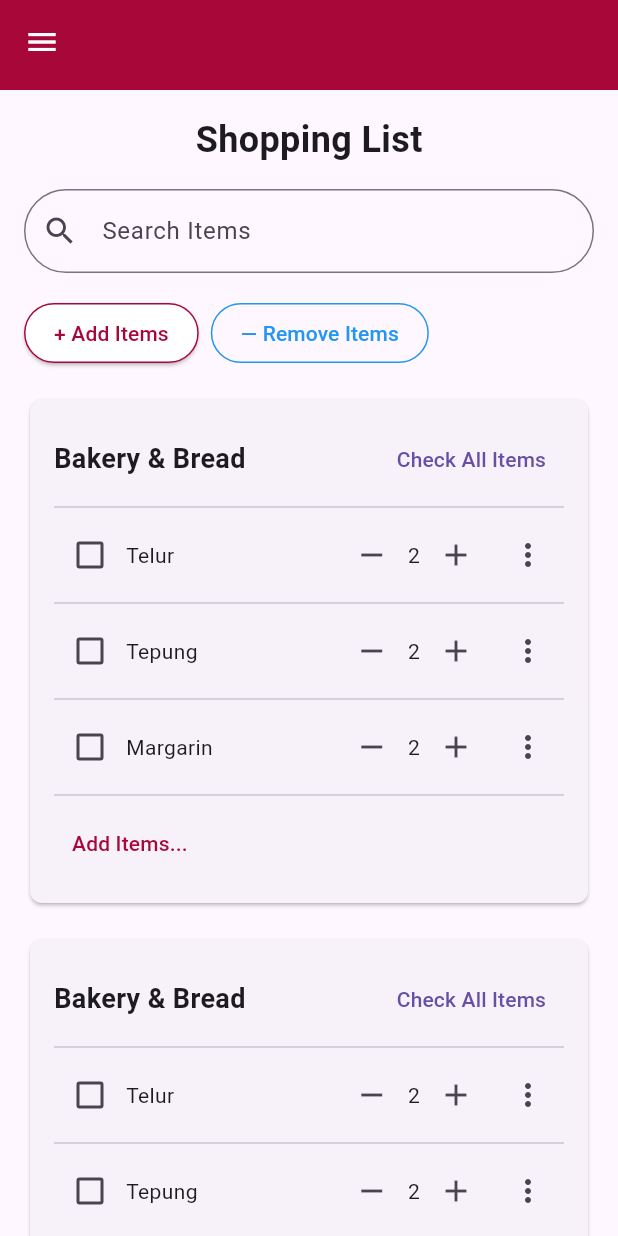
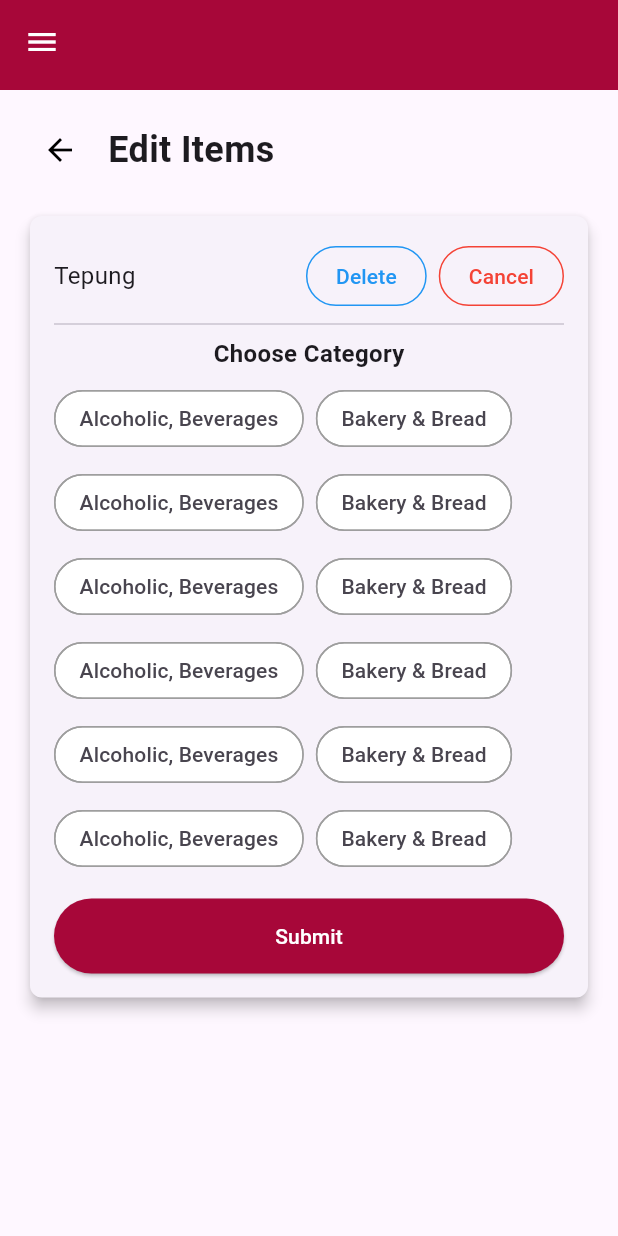
Before and after one commit to michael29-code/ux_team_project, a Flutter app: the screen it shows after launch, on a phone screen of 412 x 824 dp. Run offline on Flutter 3.47's test engine with Material 3 defaults, Android fonts, the phone set to English and light mode, and no system bars; our stand-ins replace google_fonts.

Commit message:
category list done
harusnya

```diff
--- a/lib/main.dart
+++ b/lib/main.dart
@@ -3,6 +3,7 @@ import 'package:google_fonts/google_fonts.dart';
 import 'pages/profile.dart'; // Pastikan jalur ini benar
 import 'pages/create_recipe.dart';
 import 'pages/shopping_list.dart';
+import 'pages/category_list.dart';
 
 void main() {
   runApp(const MyApp());
@@ -19,7 +20,7 @@ class MyApp extends StatelessWidget {
         // Tema aplikasi
         textTheme: GoogleFonts.istokWebTextTheme(Theme.of(context).textTheme),
       ),
-      home: const ShoppingList(),
+      home: const CategoryList(),
     );
   }
 }
--- /dev/null
+++ b/lib/pages/category_list.dart
@@ -0,0 +1,178 @@
+import 'package:flutter/material.dart';
+import 'package:ux_team_project/pages/header.dart';
+
+class CategoryList extends StatefulWidget {
+  const CategoryList({super.key});
+
+  @override
+  _CategoryListState createState() => _CategoryListState();
+}
+
+class _CategoryListState extends State<CategoryList> {
+  String _selectedCategory = '';
+
+  @override
+  Widget build(BuildContext context) {
+    return Scaffold(
+      appBar: const Header(),
+      body: Padding(
+        padding: const EdgeInsets.all(16.0),
+        child: Column(
+          crossAxisAlignment: CrossAxisAlignment.start,
+          children: <Widget>[
+            Row(
+              children: [
+                IconButton(
+                  icon: const Icon(Icons.arrow_back, color: Colors.black),
+                  onPressed: () {
+                    Navigator.pop(context);
+                  },
+                ),
+                const SizedBox(width: 8.0),
+                const Text(
+                  'Edit Items',
+                  style: TextStyle(
+                    fontSize: 24.0,
+                    fontWeight: FontWeight.bold,
+                  ),
+                ),
+              ],
+            ),
+            const SizedBox(height: 16.0),
+            Center(
+              child: Card(
+                shape: RoundedRectangleBorder(
+                  borderRadius: BorderRadius.circular(8.0),
+                ),
+                elevation: 4.0,
+                child: Padding(
+                  padding: const EdgeInsets.all(16.0),
+                  child: Column(
+                    crossAxisAlignment: CrossAxisAlignment.start,
+                    children: <Widget>[
+                      Row(
+                        mainAxisAlignment: MainAxisAlignment.spaceBetween,
+                        children: [
+                          const Text(
+                            'Tepung',
+                            style: TextStyle(fontSize: 16.0),
+                          ),
+                          Row(
+                            children: [
+                              OutlinedButton(
+                                onPressed: () {
+                                  // Handle Delete
+                                },
+                                style: OutlinedButton.styleFrom(
+                                  side: const BorderSide(color: Colors.blue),
+                                  shape: RoundedRectangleBorder(
+                                    borderRadius: BorderRadius.circular(30.0),
+                                  ),
+                                  padding: const EdgeInsets.symmetric(
+                                      horizontal: 20, vertical: 10),
+                                ),
+                                child: const Text(
+                                  'Delete',
+                                  style: TextStyle(color: Colors.blue),
+                                ),
+                              ),
+                              const SizedBox(width: 8.0),
+                              OutlinedButton(
+                                onPressed: () {
+                                  // Handle Cancel
+                                },
+                                style: OutlinedButton.styleFrom(
+                                  side: const BorderSide(color: Colors.red),
+                                  shape: RoundedRectangleBorder(
+                                    borderRadius: BorderRadius.circular(30.0),
+                                  ),
+                                  padding: const EdgeInsets.symmetric(
+                                      horizontal: 20, vertical: 10),
+                                ),
+                                child: const Text(
+                                  'Cancel',
+                                  style: TextStyle(color: Colors.red),
+                                ),
+                              ),
+                            ],
+                          ),
+                        ],
+                      ),
+                      const Divider(),
+                      const Center(
+                        child: Text(
+                          'Choose Category',
+                          style: TextStyle(
+                              fontSize: 16.0, fontWeight: FontWeight.bold),
+                        ),
+                      ),
+                      const SizedBox(height: 8.0),
+                      Wrap(
+                        spacing: 8.0,
+                        runSpacing: 8.0,
+                        children: [
+                          _buildChoiceChip('Alcoholic, Beverages'),
+                          _buildChoiceChip('Bakery & Bread'),
+                          _buildChoiceChip('Alcoholic, Beverages'),
+                          _buildChoiceChip('Bakery & Bread'),
+                          _buildChoiceChip('Alcoholic, Beverages'),
+                          _buildChoiceChip('Bakery & Bread'),
+                          _buildChoiceChip('Alcoholic, Beverages'),
+                          _buildChoiceChip('Bakery & Bread'),
+                          _buildChoiceChip('Alcoholic, Beverages'),
+                          _buildChoiceChip('Bakery & Bread'),
+                          _buildChoiceChip('Alcoholic, Beverages'),
+                          _buildChoiceChip('Bakery & Bread'),
+                        ],
+                      ),
+                      const SizedBox(height: 16.0),
+                      Center(
+                        child: SizedBox(
+                          width: double.infinity,
+                          child: ElevatedButton(
+                            onPressed: () {
+                              // Handle Submit
+                            },
+                            style: ElevatedButton.styleFrom(
+                              backgroundColor: const Color(0xFFA70739),
+                              padding: const EdgeInsets.symmetric(vertical: 15),
+                              shape: RoundedRectangleBorder(
+                                borderRadius: BorderRadius.circular(30.0),
+                              ),
+                            ),
+                            child: const Text(
+                              'Submit',
+                              style: TextStyle(color: Colors.white),
+                            ),
+                          ),
+                        ),
+                      ),
+                    ],
+                  ),
+                ),
+              ),
+            ),
+          ],
+        ),
+      ),
+    );
+  }
+
+  Widget _buildChoiceChip(String label) {
+    return ChoiceChip(
+      label: Text(label),
+      selected: _selectedCategory == label,
+      onSelected: (bool selected) {
+        setState(() {
+          _selectedCategory = selected ? label : '';
+        });
+      },
+      selectedColor: Colors.grey[300],
+      backgroundColor: Colors.white,
+      shape: RoundedRectangleBorder(
+        borderRadius: BorderRadius.circular(30.0),
+        side: const BorderSide(color: Colors.grey),
+      ),
+    );
+  }
+}
```
